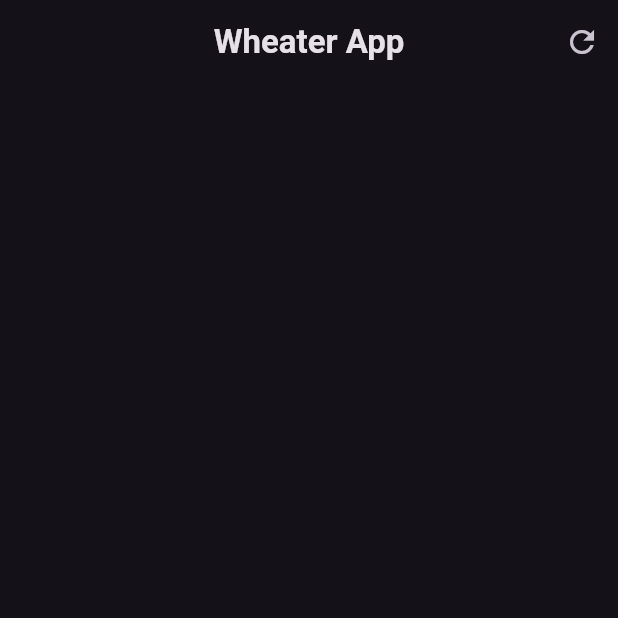
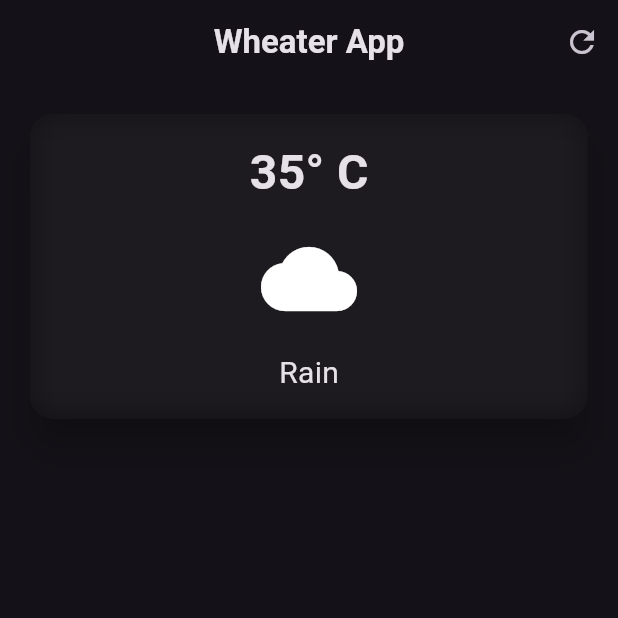
Before and after one commit to drilonhametaj25/flutter_weather_app, a Flutter app: the screen it shows after launch, on a phone screen of 412 x 824 dp, the top half of it. Run offline on Flutter 3.47's test engine with Material 2 defaults, Android fonts, the phone set to English and light mode, and no system bars.

Commit message:
first box

```diff
--- a/lib/weather_screen.dart
+++ b/lib/weather_screen.dart
@@ -1,3 +1,5 @@
+import 'dart:ui';
+
 import 'package:flutter/material.dart';
 
 class WeatherScreen extends StatelessWidget {
@@ -21,8 +23,55 @@ class WeatherScreen extends StatelessWidget {
           ),
         ],
       ),
-      body: Column(
-        children: [],
+      body: Padding(
+        padding: const EdgeInsets.all(16.0),
+        child: Column(
+          children: [
+            SizedBox(
+              width: double.infinity,
+              child: Card(
+                elevation: 10,
+                shape: RoundedRectangleBorder(
+                    borderRadius: BorderRadius.circular(16)),
+                child: ClipRRect(
+                  borderRadius: BorderRadius.circular(16),
+                  child: BackdropFilter(
+                    filter: ImageFilter.blur(
+                      sigmaX: 10,
+                      sigmaY: 10,
+                    ),
+                    child: const Padding(
+                      padding: EdgeInsets.all(16.0),
+                      child: Column(
+                        children: [
+                          Text(
+                            '35° C',
+                            style: TextStyle(
+                              fontSize: 32,
+                              fontWeight: FontWeight.bold,
+                            ),
+                          ),
+                          SizedBox(height: 16),
+                          Icon(
+                            Icons.cloud,
+                            size: 64,
+                          ),
+                          SizedBox(height: 16),
+                          Text(
+                            'Rain',
+                            style: TextStyle(
+                              fontSize: 20,
+                            ),
+                          )
+                        ],
+                      ),
+                    ),
+                  ),
+                ),
+              ),
+            )
+          ],
+        ),
       ),
     );
   }
```
